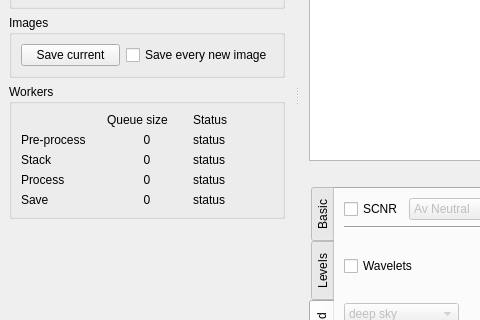
gehelem/als, file src/als/ui/als_ui.ui: the form before one commit; both pictures show x 0 to 480 and y 273 to 593 of the 1084 by 974 pixel window.
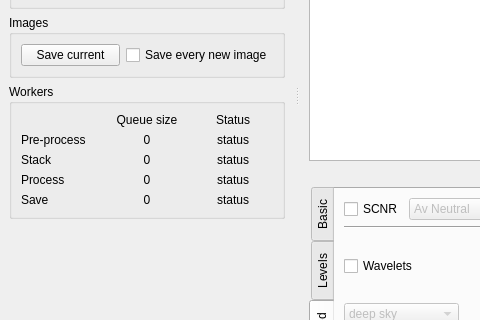
The form after the commit. Custom widgets are drawn as their Qt base class.

Commit message: Center text on workers status display

What changed in the file:
```diff
--- a/src/als/ui/als_ui.ui
+++ b/src/als/ui/als_ui.ui
@@ -1255,6 +1255,9 @@
           <property name="text">
            <string>Queue size</string>
           </property>
+          <property name="alignment">
+           <set>Qt::AlignCenter</set>
+          </property>
          </widget>
         </item>
         <item row="0" column="2">
@@ -1262,6 +1265,9 @@
           <property name="text">
            <string>Status</string>
           </property>
+          <property name="alignment">
+           <set>Qt::AlignCenter</set>
+          </property>
          </widget>
         </item>
         <item row="1" column="0">
@@ -1286,6 +1292,9 @@
           <property name="text">
            <string>status</string>
           </property>
+          <property name="alignment">
+           <set>Qt::AlignCenter</set>
+          </property>
          </widget>
         </item>
         <item row="2" column="0">
@@ -1310,6 +1319,9 @@
           <property name="text">
            <string>status</string>
           </property>
+          <property name="alignment">
+           <set>Qt::AlignCenter</set>
+          </property>
          </widget>
         </item>
         <item row="3" column="0">
@@ -1334,6 +1346,9 @@
           <property name="text">
            <string>status</string>
           </property>
+          <property name="alignment">
+           <set>Qt::AlignCenter</set>
+          </property>
          </widget>
         </item>
         <item row="4" column="0">
@@ -1358,6 +1373,9 @@
           <property name="text">
            <string>status</string>
           </property>
+          <property name="alignment">
+           <set>Qt::AlignCenter</set>
+          </property>
          </widget>
         </item>
        </layout>
```
